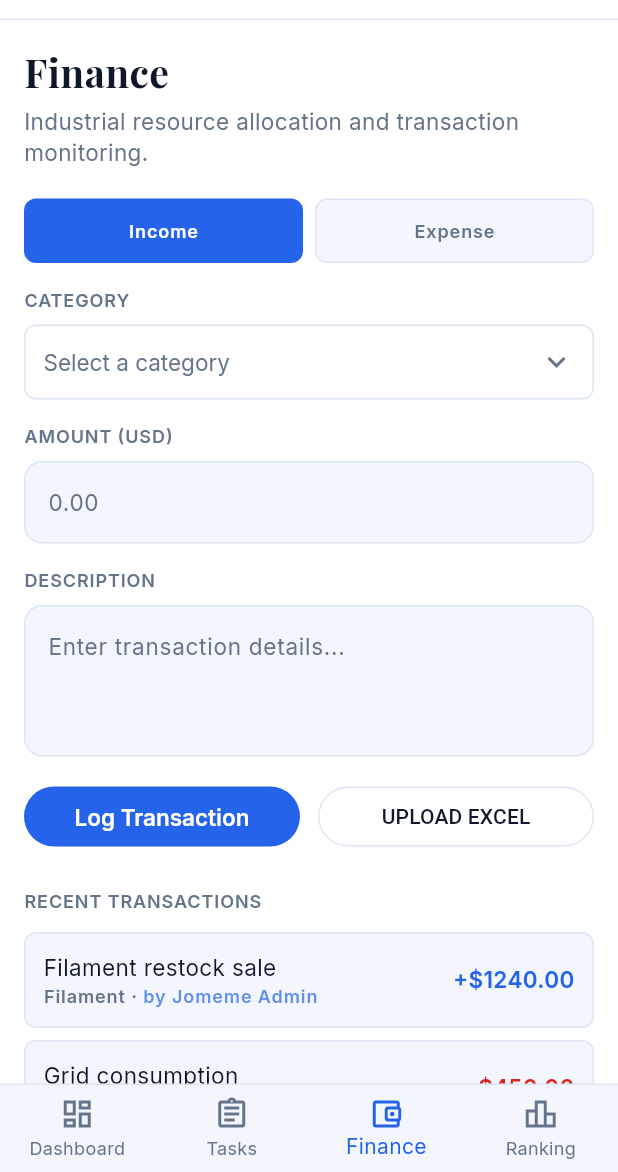
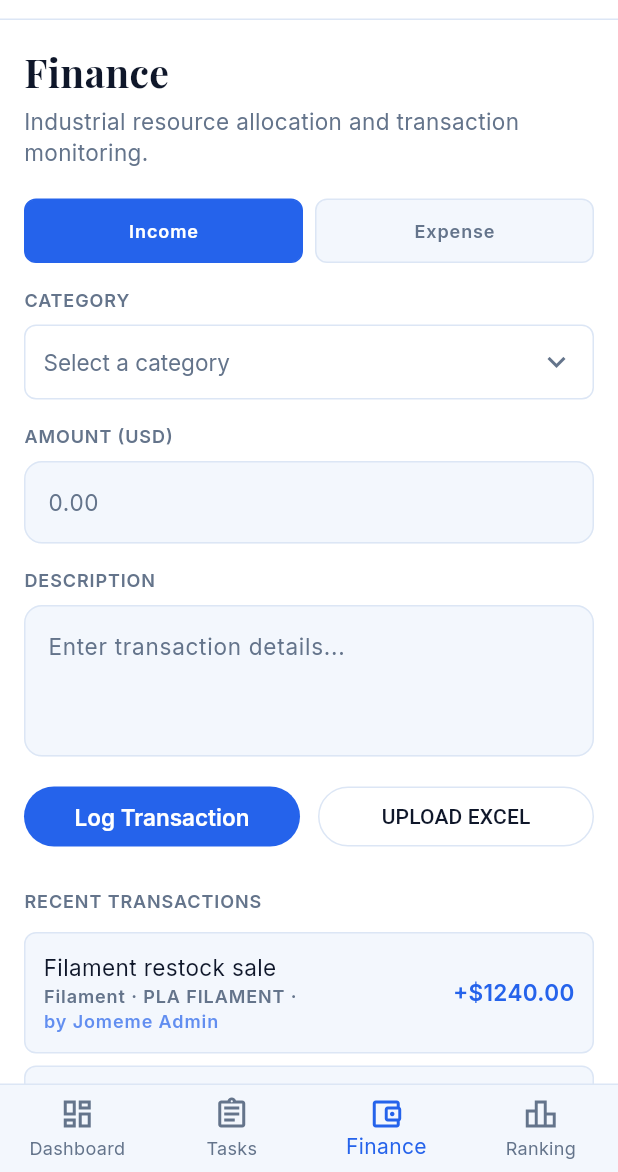
Before and after one commit to jome11/Robox, a Flutter app: the FinancialManagementScreen screen opened by its route, on a phone screen of 412 x 824 dp, the part 64-1236 px from its top. Run offline on Flutter 3.47's test engine with Material 3 defaults, Android fonts, the phone set to English and light mode, and no system bars; our stand-ins replace equatable, file_picker, fl_chart, flutter_bloc, flutter_secure_storage, go_router and 1 more; accounts and stored records are empty.

Commit message:
catagory fix

```diff
--- a/lib/core/widgets/income_category_dropdown.dart
+++ b/lib/core/widgets/income_category_dropdown.dart
@@ -3,22 +3,46 @@ import '../theme/app_colors.dart';
 import '../theme/app_text_styles.dart';
 import '../../data/models/transaction_model.dart';
 
-/// Dropdown for picking an income category, with a text field that appears
-/// when "Other" is selected so the user can type a custom category.
+/// Dropdown for picking an income category, with nested sub-category dropdowns
+/// for 3D Machine Sale, Filament, and Classes.
 class IncomeCategoryDropdown extends StatelessWidget {
   final IncomeCategory? selected;
+  final String? selectedSub;
   final TextEditingController customController;
   final ValueChanged<IncomeCategory?> onChanged;
+  final ValueChanged<String?> onSubChanged;
 
   const IncomeCategoryDropdown({
     super.key,
     required this.selected,
+    required this.selectedSub,
     required this.customController,
     required this.onChanged,
+    required this.onSubChanged,
   });
+
+  static const Map<IncomeCategory, List<String>> _subCategories = {
+    IncomeCategory.threeDMachineSale: [
+      'ENDER 3 V3 KE',
+      'ENDER 3 V3 PLUS',
+      'ENDER-5 MAX',
+      'K2 PLUS',
+    ],
+    IncomeCategory.filament: [
+      'PLA FILAMENT',
+      'ABS FILAMENT',
+      'PETG FILAMENT',
+      'TPU FILAMENT',
+    ],
+    IncomeCategory.classes: [
+      'Solidworks and 3D printing',
+    ],
+  };
 
   @override
   Widget build(BuildContext context) {
+    final subOptions = _subCategories[selected];
+
     return Column(
       crossAxisAlignment: CrossAxisAlignment.start,
       children: [
@@ -35,18 +59,50 @@ class IncomeCategoryDropdown extends StatelessWidget {
               value: selected,
               isExpanded: true,
               dropdownColor: AppColors.surfaceHigh,
-              hint: Text('Select a category', style: AppTextStyles.body.copyWith(color: AppColors.textMuted)),
+              hint: Text('Select a category',
+                  style: AppTextStyles.body.copyWith(color: AppColors.textMuted)),
               style: AppTextStyles.body,
               icon: const Icon(Icons.keyboard_arrow_down, color: AppColors.textMuted),
               items: IncomeCategory.values
-                  .map((c) => DropdownMenuItem(value: c, child: Text(c.label, style: AppTextStyles.body)))
+                  .map((c) => DropdownMenuItem(
+                      value: c, child: Text(c.label, style: AppTextStyles.body)))
                   .toList(),
               onChanged: onChanged,
             ),
           ),
         ),
+        if (subOptions != null) ...[
+          const SizedBox(height: 16),
+          Text('SPECIFIC TYPE', style: AppTextStyles.label),
+          const SizedBox(height: 8),
+          Container(
+            decoration: BoxDecoration(
+              border: Border.all(color: AppColors.border),
+              borderRadius: BorderRadius.circular(8),
+            ),
+            padding: const EdgeInsets.symmetric(horizontal: 12),
+            child: DropdownButtonHideUnderline(
+              child: DropdownButton<String>(
+                value: selectedSub,
+                isExpanded: true,
+                dropdownColor: AppColors.surfaceHigh,
+                hint: Text('Select specific type',
+                    style: AppTextStyles.body.copyWith(color: AppColors.textMuted)),
+                style: AppTextStyles.body,
+                icon: const Icon(Icons.keyboard_arrow_down, color: AppColors.textMuted),
+                items: subOptions
+                    .map((s) => DropdownMenuItem(
+                        value: s, child: Text(s, style: AppTextStyles.body)))
+                    .toList(),
+                onChanged: onSubChanged,
+              ),
+            ),
+          ),
+        ],
         if (selected == IncomeCategory.other) ...[
-          const SizedBox(height: 12),
+          const SizedBox(height: 16),
+          Text('CUSTOM CATEGORY', style: AppTextStyles.label),
+          const SizedBox(height: 8),
           TextField(
             controller: customController,
             style: AppTextStyles.body,
--- a/lib/data/models/transaction_model.dart
+++ b/lib/data/models/transaction_model.dart
@@ -6,6 +6,7 @@ enum IncomeCategory {
   threeDPrint,
   filament,
   threeDMachineSale,
+  classes,
   other;
 
   String get label {
@@ -16,6 +17,8 @@ enum IncomeCategory {
         return 'Filament';
       case IncomeCategory.threeDMachineSale:
         return '3D Machine Sale';
+      case IncomeCategory.classes:
+        return 'Classes';
       case IncomeCategory.other:
         return 'Other';
     }
@@ -29,6 +32,7 @@ class TransactionModel {
   final TransactionType type;
   final DateTime date;
   final IncomeCategory? category; // only set when type == income
+  final String? subCategory; // nested selection based on category
   final String? customCategory; // set when category == other
   final String? description;
   final String? addedBy;
@@ -40,6 +44,7 @@ class TransactionModel {
     required this.type,
     required this.date,
     this.category,
+    this.subCategory,
     this.customCategory,
     this.description,
     this.addedBy,
@@ -48,9 +53,18 @@ class TransactionModel {
   /// Display label for the category, falling back to the custom text.
   String? get categoryLabel {
     if (category == null) return null;
+
+    String mainLabel;
     if (category == IncomeCategory.other) {
-      return (customCategory == null || customCategory!.isEmpty) ? 'Other' : customCategory;
+      mainLabel = (customCategory == null || customCategory!.isEmpty) ? 'Other' : customCategory!;
+    } else {
+      mainLabel = category!.label;
     }
-    return category!.label;
+
+    if (subCategory != null && subCategory!.isNotEmpty) {
+      return '$mainLabel · $subCategory';
+    }
+
+    return mainLabel;
   }
 }
--- a/lib/features/admin/financial_management/view/financial_management_screen.dart
+++ b/lib/features/admin/financial_management/view/financial_management_screen.dart
@@ -18,6 +18,7 @@ class FinancialManagementScreen extends StatefulWidget {
 class _FinancialManagementScreenState extends State<FinancialManagementScreen> {
   TransactionType _type = TransactionType.income;
   IncomeCategory? _category;
+  String? _subCategory;
   final _customCategoryController = TextEditingController();
   final _amountController = TextEditingController();
   final _descriptionController = TextEditingController();
@@ -31,6 +32,7 @@ class _FinancialManagementScreenState extends State<FinancialManagementScreen> {
       type: TransactionType.income,
       date: DateTime.now().subtract(const Duration(hours: 2)),
       category: IncomeCategory.filament,
+      subCategory: 'PLA FILAMENT',
       description: 'Bulk purchase of PLA and PETG filament for the robotics lab.',
       addedBy: 'Jomeme Admin',
     ),
@@ -50,6 +52,7 @@ class _FinancialManagementScreenState extends State<FinancialManagementScreen> {
       type: TransactionType.income,
       date: DateTime.now().subtract(const Duration(days: 2)),
       category: IncomeCategory.threeDMachineSale,
+      subCategory: 'K2 PLUS',
       description: 'Refurbished Mark II printer sold to local workshop.',
       addedBy: 'Jomeme Admin',
     ),
@@ -83,6 +86,7 @@ class _FinancialManagementScreenState extends State<FinancialManagementScreen> {
           type: _type,
           date: DateTime.now(),
           category: _type == TransactionType.income ? _category : null,
+          subCategory: _subCategory,
           customCategory: _category == IncomeCategory.other ? _customCategoryController.text : null,
           description: _descriptionController.text.isEmpty ? null : _descriptionController.text,
           addedBy: userName,
@@ -92,6 +96,7 @@ class _FinancialManagementScreenState extends State<FinancialManagementScreen> {
       _descriptionController.clear();
       _customCategoryController.clear();
       _category = null;
+      _subCategory = null;
     });
   }
 
@@ -126,6 +131,7 @@ class _FinancialManagementScreenState extends State<FinancialManagementScreen> {
           type: t.type,
           date: t.date,
           category: t.category,
+          subCategory: t.subCategory,
           customCategory: t.customCategory,
           description: newDescription,
           addedBy: t.addedBy,
@@ -159,19 +165,20 @@ class _FinancialManagementScreenState extends State<FinancialManagementScreen> {
           children: [
             Text('Finance', style: AppTextStyles.headline),
             const SizedBox(height: 4),
-            Text('Industrial resource allocation and transaction monitoring.', style: AppTextStyles.body.copyWith(color: AppColors.textMuted)),
+            Text('Industrial resource allocation and transaction monitoring.',
+                style: AppTextStyles.body.copyWith(color: AppColors.textMuted)),
             const SizedBox(height: 20),
-
-            // Income / Expense toggle
             Row(
               children: [
-                Expanded(child: _TypeToggleButton(
+                Expanded(
+                    child: _TypeToggleButton(
                   label: 'Income',
                   selected: _type == TransactionType.income,
                   onTap: () => setState(() => _type = TransactionType.income),
                 )),
                 const SizedBox(width: 8),
-                Expanded(child: _TypeToggleButton(
+                Expanded(
+                    child: _TypeToggleButton(
                   label: 'Expense',
                   selected: _type == TransactionType.expense,
                   onTap: () => setState(() => _type = TransactionType.expense),
@@ -179,26 +186,33 @@ class _FinancialManagementScreenState extends State<FinancialManagementScreen> {
               ],
             ),
             const SizedBox(height: 16),
-
             if (_type == TransactionType.income) ...[
               IncomeCategoryDropdown(
                 selected: _category,
+                selectedSub: _subCategory,
                 customController: _customCategoryController,
-                onChanged: (c) => setState(() => _category = c),
+                onChanged: (c) => setState(() {
+                  _category = c;
+                  _subCategory = null; // reset sub when main changes
+                }),
+                onSubChanged: (s) => setState(() => _subCategory = s),
               ),
               const SizedBox(height: 16),
             ],
-
             Text('AMOUNT (USD)', style: AppTextStyles.label),
             const SizedBox(height: 8),
-            _StyledField(controller: _amountController, hint: '0.00', keyboardType: TextInputType.number),
+            _StyledField(
+                controller: _amountController,
+                hint: '0.00',
+                keyboardType: TextInputType.number),
             const SizedBox(height: 16),
-
             Text('DESCRIPTION', style: AppTextStyles.label),
             const SizedBox(height: 8),
-            _StyledField(controller: _descriptionController, hint: 'Enter transaction details...', maxLines: 3),
+            _StyledField(
+                controller: _descriptionController,
+                hint: 'Enter transaction details...',
+                maxLines: 3),
             const SizedBox(height: 16),
-
             Row(
               children: [
                 Expanded(
@@ -215,7 +229,6 @@ class _FinancialManagementScreenState extends State<FinancialManagementScreen> {
               ],
             ),
             const SizedBox(height: 24),
-
             Text('RECENT TRANSACTIONS', style: AppTextStyles.label),
             const SizedBox(height: 12),
             ..._transactions.map((t) => GestureDetector(
@@ -315,7 +328,8 @@ class _TransactionDetailModalState extends State<_TransactionDetailModal> {
             ),
             if (widget.transaction.categoryLabel != null) ...[
               const SizedBox(height: 4),
-              Text('Category: ${widget.transaction.categoryLabel}', style: AppTextStyles.label),
+              Text('Classification: ${widget.transaction.categoryLabel}',
+                  style: AppTextStyles.label),
             ],
             const SizedBox(height: 12),
             Text('LOGGED BY: ${widget.transaction.addedBy ?? 'System'}',
@@ -328,7 +342,8 @@ class _TransactionDetailModalState extends State<_TransactionDetailModal> {
                 if (!_isEditing)
                   GestureDetector(
                     onTap: () => setState(() => _isEditing = true),
-                    child: Text('EDIT', style: AppTextStyles.label.copyWith(color: AppColors.primary)),
+                    child: Text('EDIT',
+                        style: AppTextStyles.label.copyWith(color: AppColors.primary)),
                   ),
               ],
             ),
@@ -343,7 +358,8 @@ class _TransactionDetailModalState extends State<_TransactionDetailModal> {
                     decoration: InputDecoration(
                       filled: true,
                       fillColor: AppColors.surface,
-                      border: OutlineInputBorder(borderRadius: BorderRadius.circular(8), borderSide: BorderSide.none),
+                      border: OutlineInputBorder(
+                          borderRadius: BorderRadius.circular(8), borderSide: BorderSide.none),
                     ),
                   ),
                   const SizedBox(height: 16),
@@ -358,7 +374,8 @@ class _TransactionDetailModalState extends State<_TransactionDetailModal> {
               )
             else
               Text(
-                widget.transaction.description ?? 'No detailed information provided for this log entry.',
+                widget.transaction.description ??
+                    'No detailed information provided for this log entry.',
                 style: AppTextStyles.body,
               ),
             const SizedBox(height: 32),
@@ -390,7 +407,8 @@ class _TypeToggleButton extends StatelessWidget {
         ),
         child: Text(
           label,
-          style: AppTextStyles.label.copyWith(color: selected ? AppColors.onPrimary : AppColors.textMuted),
+          style: AppTextStyles.label
+              .copyWith(color: selected ? AppColors.onPrimary : AppColors.textMuted),
         ),
       ),
     );
@@ -403,7 +421,8 @@ class _StyledField extends StatelessWidget {
   final int maxLines;
   final TextInputType? keyboardType;
 
-  const _StyledField({required this.controller, required this.hint, this.maxLines = 1, this.keyboardType});
+  const _StyledField(
+      {required this.controller, required this.hint, this.maxLines = 1, this.keyboardType});
 
   @override
   Widget build(BuildContext context) {
@@ -417,7 +436,8 @@ class _StyledField extends StatelessWidget {
         hintStyle: AppTextStyles.body.copyWith(color: AppColors.textMuted),
         filled: true,
         fillColor: AppColors.surface,
-        border: OutlineInputBorder(borderRadius: BorderRadius.circular(8), borderSide: BorderSide.none),
+        border: OutlineInputBorder(
+            borderRadius: BorderRadius.circular(8), borderSide: BorderSide.none),
       ),
     );
   }
```
Also changed, not shown: lib/features/worker/finance/view/worker_finance_screen.dart (+10 -2 lines), lib/features/worker/wallet/view/wallet_screen.dart (deleted, +0 -222 lines), 3 other files.
